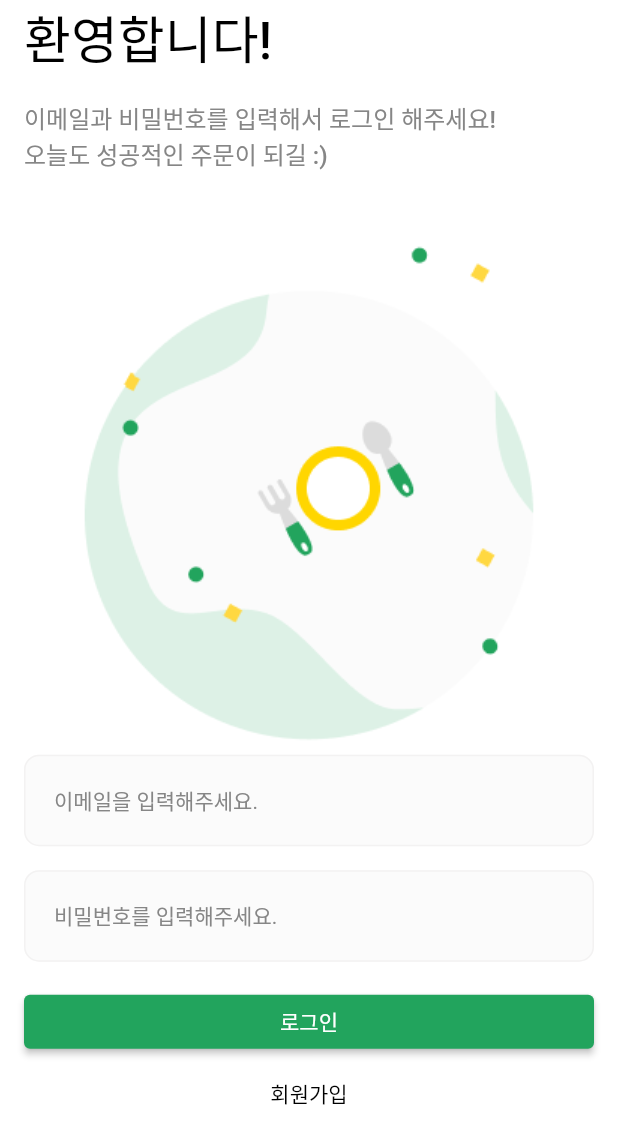
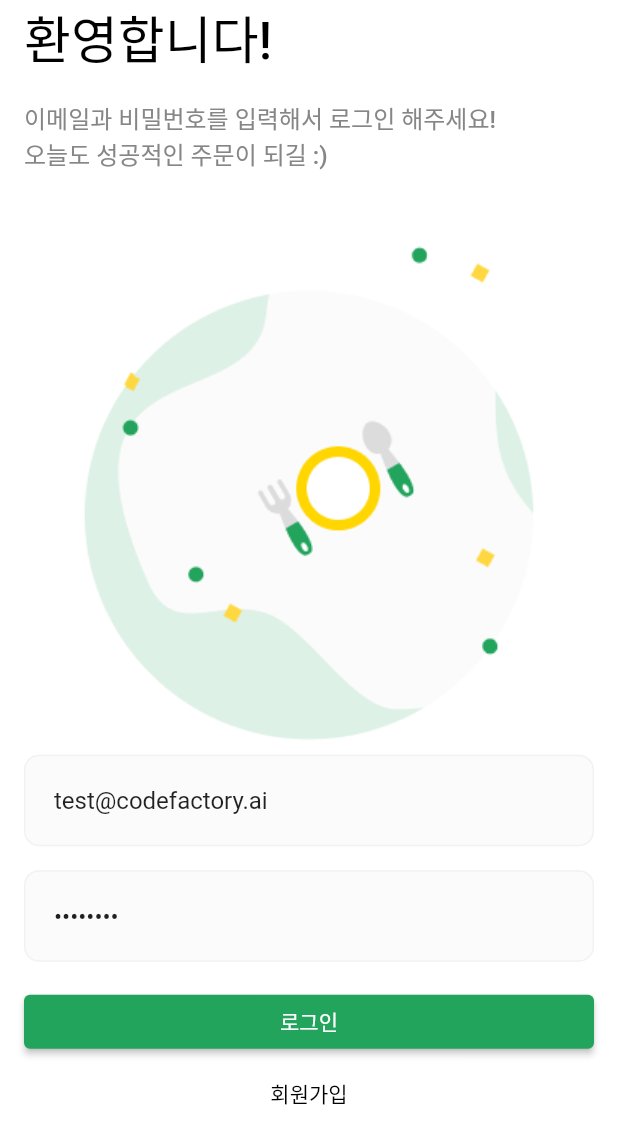
Before and after one commit to treestae/cofac-actual, a Flutter app: the screen it shows after launch, after a tap on "로그인", on a phone screen of 412 x 824 dp. Shown: the top 1144 px of the screen. Run offline on Flutter 3.47's test engine with Material 2 defaults, Android fonts, the phone set to English and light mode, and no system bars; our stand-ins replace dio; network calls fail.

Commit message:
기초 Login 기능 구현

```diff
--- a/lib/common/component/custom_text_form_field.dart
+++ b/lib/common/component/custom_text_form_field.dart
@@ -7,6 +7,7 @@ class CustomTextFormField extends StatelessWidget {
   final String errorText;
   final bool obscureText;
   final bool autofocus;
+  final String initialValue;
   final ValueChanged<String>? onChanged;
 
   const CustomTextFormField({
@@ -15,6 +16,7 @@ class CustomTextFormField extends StatelessWidget {
     this.errorText = '',
     this.obscureText = false,
     this.autofocus = false,
+    this.initialValue = '',
     this.onChanged,
   });
 
@@ -28,11 +30,12 @@ class CustomTextFormField extends StatelessWidget {
     return Theme(
       data: ThemeData(colorScheme: ColorScheme.fromSwatch(errorColor: Colors.red)),
       child: TextFormField(
+        initialValue: initialValue,
         cursorColor: primaryColor,
         obscureText: obscureText,
         autofocus: autofocus,
         onChanged: onChanged,
-        inputFormatters: [LengthLimitingTextInputFormatter(10), FilteringTextInputFormatter.singleLineFormatter],
+        inputFormatters: [LengthLimitingTextInputFormatter(50), FilteringTextInputFormatter.singleLineFormatter],
         autovalidateMode: AutovalidateMode.onUserInteraction,
         validator: (value) {
           if (value!.isEmpty) {
--- a/lib/user/view/login_screen.dart
+++ b/lib/user/view/login_screen.dart
@@ -4,19 +4,28 @@ import 'dart:io';
 import 'package:actual/common/component/custom_text_form_field.dart';
 import 'package:actual/common/const/colors.dart';
 import 'package:actual/common/layout/default_layout.dart';
+import 'package:actual/common/view/root_tab.dart';
 import 'package:dio/dio.dart';
 import 'package:flutter/material.dart';
 
-class LoginScreen extends StatelessWidget {
+class LoginScreen extends StatefulWidget {
   const LoginScreen({super.key});
 
   @override
-  Widget build(BuildContext context) {
+  State<LoginScreen> createState() => _LoginScreenState();
+}
+
+class _LoginScreenState extends State<LoginScreen> {
+  String username = 'test@codefactory.ai';
+  String password = 'testtest';
+
   final dio = Dio();
 
   final emulatorIp = '10.0.2.2:3000'; // 에뮬레이터 IP
   final simulatorIp = '127.0.0.1:3000'; // 시뮬레이터 IP
 
+  @override
+  Widget build(BuildContext context) {
     final ip = Platform.isMacOS == true ? simulatorIp : emulatorIp;
 
     return DefaultLayout(
@@ -39,25 +48,30 @@ class LoginScreen extends StatelessWidget {
                 ),
                 CustomTextFormField(
                   hintText: '이메일을 입력해주세요.',
-                  onChanged: (String value) {},
+                  initialValue: username,
+                  onChanged: (String value) {
+                    username = value;
+                  },
                 ),
                 const SizedBox(height: 16),
                 CustomTextFormField(
                   hintText: '비밀번호를 입력해주세요.',
+                  initialValue: password,
                   obscureText: true,
                   onChanged: (String value) {
-                    print(value);
+                    password = value;
                   },
                 ),
                 const SizedBox(height: 16),
                 ElevatedButton(
                   onPressed: () async {
-                    final rawString = 'test@codefactory.ai:testtest';
+                    final rawString = '$username:$password';
 
                     Codec<String, String> stringToBase64 = utf8.fuse(base64);
 
                     String token = stringToBase64.encode(rawString);
 
+                    try {
                       final resp = await dio.post(
                         'http://$ip/auth/login',
                         options: Options(
@@ -68,6 +82,15 @@ class LoginScreen extends StatelessWidget {
                       );
 
                       print(resp.data);
+
+                      Navigator.of(context).push(
+                        MaterialPageRoute(
+                          builder: (_) => RootTab(),
+                        ),
+                      );
+                    } catch (e) {
+                      print(e);
+                    }
                   },
                   style: ElevatedButton.styleFrom(
                     backgroundColor: primaryColor,
```
Also changed, not shown: lib/common/view/root_tab.dart (added, +14 -0 lines). Lines whose indentation alone changed are shown as unchanged.
